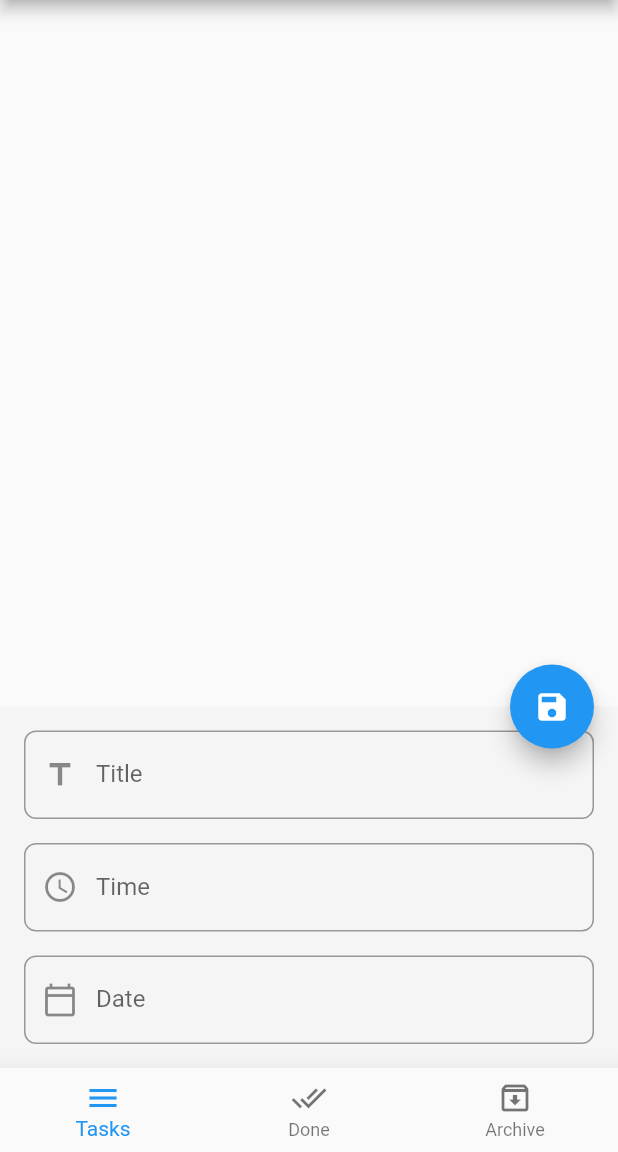
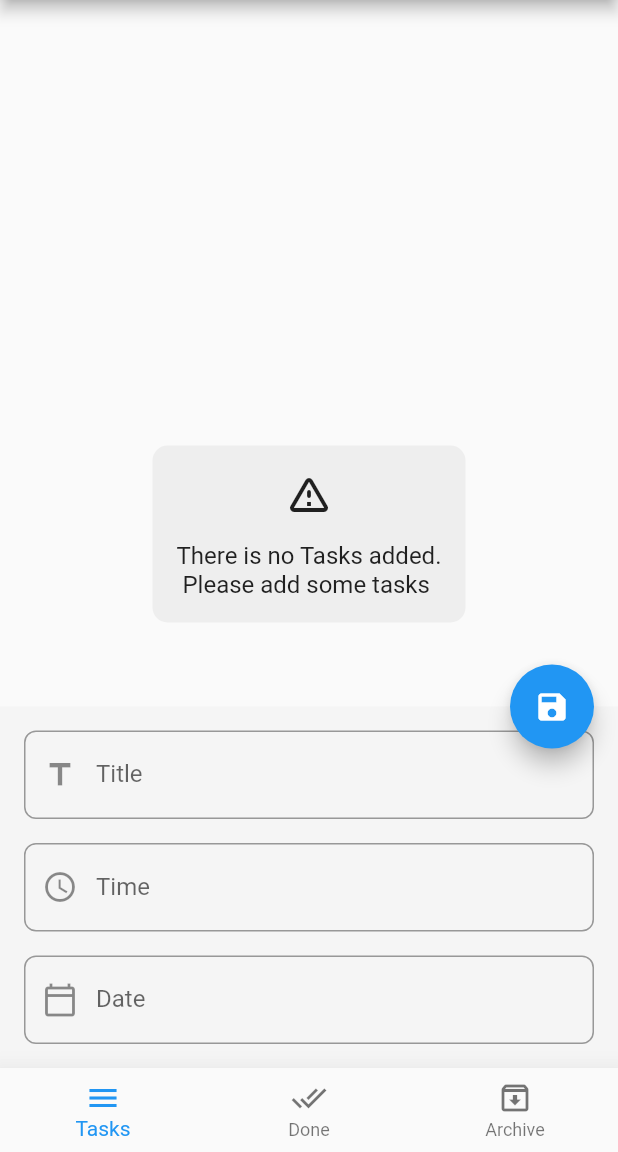
Before and after one commit to flutter-preview/YoussefmSaber-todo_app_flutter, a Flutter app: the screen it shows after launch, after a tap on the "edit" icon, on a phone screen of 412 x 824 dp, the part 84-1236 px from its top. Run offline on Flutter 3.47's test engine with Material 2 defaults, Android fonts, the phone set to English and light mode, and no system bars; our stand-ins replace bloc, conditional_builder_null_safety, flutter_bloc, sqflite; accounts and stored records are empty.

Commit message:
Added the delete function to the application

```diff
--- a/lib/modules/tasks/new_tasks_screen.dart
+++ b/lib/modules/tasks/new_tasks_screen.dart
@@ -1,5 +1,7 @@
+import 'package:conditional_builder_null_safety/conditional_builder_null_safety.dart';
 import 'package:flutter/material.dart';
 import 'package:flutter_bloc/flutter_bloc.dart';
+
 import '../../shared/components/components.dart';
 import '../../shared/cubit/cubit.dart';
 import '../../shared/cubit/states.dart';
@@ -11,13 +13,43 @@ class NewTasksScreen extends StatelessWidget {
       listener: (context, taskState) {},
       builder: (context, state) {
         var tasks = AppCubit.get(context).newTasks;
-        return ListView.separated(
-            itemBuilder: (context, index) => todoItem(tasks[index], context),
-            separatorBuilder: (context, index) => Container(
-                  height: 1,
-                  color: Colors.grey[300],
-                ),
-            itemCount: tasks.length);
+        return ConditionalBuilder(
+            condition: AppCubit.get(context).newTasks.length > 0,
+            builder: (context) => ListView.separated(
+                itemBuilder: (context, index) =>
+                    todoItem(tasks[index], context),
+                separatorBuilder: (context, index) => Container(
+                      height: 1,
+                      color: Colors.grey[300],
+                    ),
+                itemCount: tasks.length),
+            fallback: (context) => Center(
+                  child: Container(
+                    decoration: BoxDecoration(
+                      borderRadius: BorderRadius.circular(10),
+                      color: Colors.grey[200],
+                    ),
+                    child: const Padding(
+                      padding: EdgeInsets.all(16.0),
+                      child: Column(
+                        mainAxisSize: MainAxisSize.min,
+                        children: [
+                          Icon(
+                            Icons.warning_amber_rounded,
+                            size: 32,
+                          ),
+                          SizedBox(
+                            height: 16,
+                          ),
+                          Text(
+                            "There is no Tasks added.\n Please add some tasks",
+                            style: TextStyle(fontSize: 16),
+                          )
+                        ],
+                      ),
+                    ),
+                  ),
+                ));
       },
     );
   }
--- a/lib/shared/cubit/cubit.dart
+++ b/lib/shared/cubit/cubit.dart
@@ -101,12 +101,6 @@ class AppCubit extends Cubit<AppStates> {
     });
   }
 
-  void changeBottomSheetState({required bool isShown, required IconData icon}) {
-    isBottomSheetOpen = isShown;
-    fabIcon = icon;
-    emit(AppChangeBottomNavState());
-  }
-
   void updateData({required String state, required int id}) {
     database.rawUpdate(
         'Update tasks SET state = ? Where id = ?', [state, id]).then((value) {
@@ -114,4 +108,16 @@ class AppCubit extends Cubit<AppStates> {
       emit(AppUpdateToDatabaseState());
     });
   }
+
+  void deleteData({required int id}) {
+    database.rawDelete('Delete From tasks where id = ?', [id]);
+    getDataFromDatabase(database);
+    emit(AppDeleteFromDatabase());
+  }
+
+  void changeBottomSheetState({required bool isShown, required IconData icon}) {
+    isBottomSheetOpen = isShown;
+    fabIcon = icon;
+    emit(AppChangeBottomNavState());
+  }
 }
--- a/lib/shared/cubit/states.dart
+++ b/lib/shared/cubit/states.dart
@@ -2,16 +2,18 @@ abstract class AppStates {}
 
 class AppInitialState extends AppStates {}
 
-class AppChangeBottomNavState extends AppStates{}
+class AppChangeBottomNavState extends AppStates {}
 
-class AppCreateDatabaseState extends AppStates{}
+class AppCreateDatabaseState extends AppStates {}
 
-class AppInsertToDatabaseState extends AppStates{}
+class AppInsertToDatabaseState extends AppStates {}
 
-class AppGetFromDatabaseState extends AppStates{}
+class AppGetFromDatabaseState extends AppStates {}
 
-class AppGetFromDatabaseLoadingState extends AppStates{}
+class AppGetFromDatabaseLoadingState extends AppStates {}
 
-class AppUpdateToDatabaseState extends AppStates{}
+class AppUpdateToDatabaseState extends AppStates {}
 
-class AppChangeBottomSheetState extends AppStates{}
+class AppDeleteFromDatabase extends AppStates {}
+
+class AppChangeBottomSheetState extends AppStates {}
```
Also changed, not shown: lib/shared/components/components.dart (+21 -10 lines).
